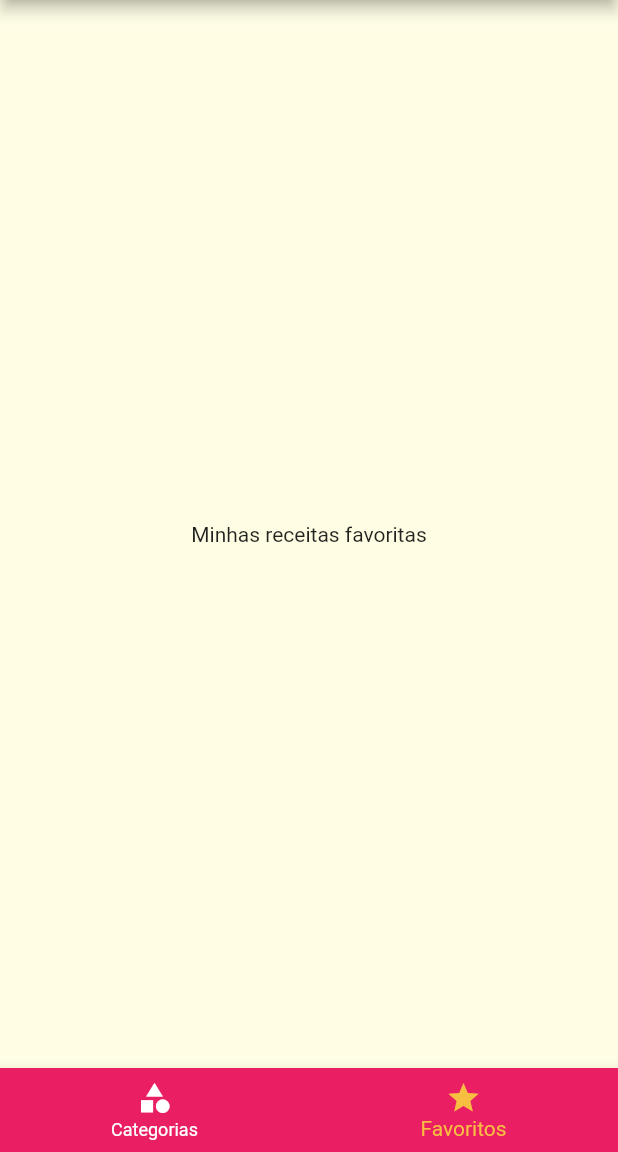
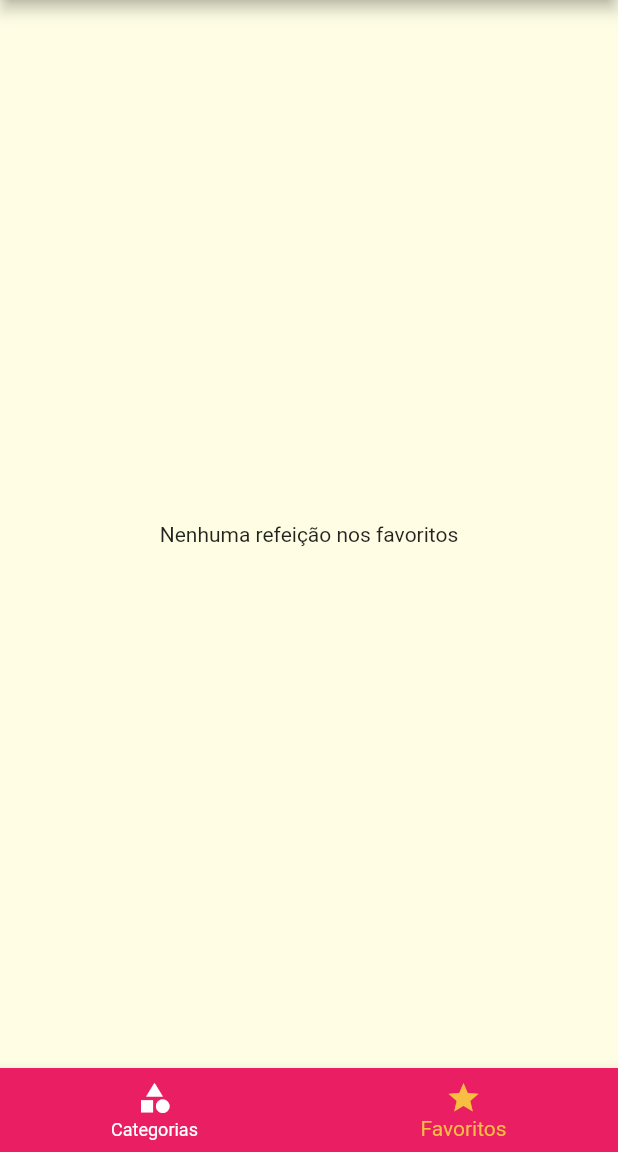
Before and after one commit to diegormb06/meals, a Flutter app: the screen it shows after launch, item 2 of the bottom bar chosen, on a phone screen of 412 x 824 dp, the part 84-1236 px from its top. Run offline on Flutter 3.47's test engine with Material 2 defaults, Android fonts, the phone set to English and light mode, and no system bars.

Commit message:
feat: i,plementada tela e funcionalidade de favoritos

```diff
--- a/lib/main.dart
+++ b/lib/main.dart
@@ -1,4 +1,3 @@
-import 'dart:developer';
 import 'dart:io';
 
 import 'package:flutter/material.dart';
@@ -26,6 +25,7 @@ class MyApp extends StatefulWidget {
 class _MyAppState extends State<MyApp> {
   Settings settings = Settings();
   List<Meal> _availableMeals = mealsData;
+  final List<Meal> _favoriteMeals = [];
 
   void _filterMeals(Settings settings) {
     setState(() {
@@ -45,10 +45,22 @@ class _MyAppState extends State<MyApp> {
     });
   }
 
+  void _toggleFavoriteMeals(Meal meal) {
+    setState(
+      () {
+        _favoriteMeals.contains(meal)
+            ? _favoriteMeals.remove(meal)
+            : _favoriteMeals.add(meal);
+      },
+    );
+  }
+
+  bool _isFavorite(Meal meal) {
+    return _favoriteMeals.contains(meal);
+  }
+
   @override
   Widget build(BuildContext context) {
-    inspect(_availableMeals);
-    inspect(settings);
     return MaterialApp(
       title: 'DeliMeals',
       theme: ThemeData(
@@ -68,10 +80,11 @@ class _MyAppState extends State<MyApp> {
             ),
       ),
       routes: {
-        AppRoutes.home: (context) => const TabsScreen(),
+        AppRoutes.home: (context) => TabsScreen(_favoriteMeals),
         AppRoutes.categoriesMeals: (context) =>
             CategoriesMealsScreen(_availableMeals),
-        AppRoutes.mealDetail: (context) => const MealDetailScreen(),
+        AppRoutes.mealDetail: (context) =>
+            MealDetailScreen(_toggleFavoriteMeals, _isFavorite),
         AppRoutes.settings: (context) => SettingsScreen(_filterMeals, settings)
       },
     );
--- a/lib/presentation/screens/favorite_meals_screen.dart
+++ b/lib/presentation/screens/favorite_meals_screen.dart
@@ -1,12 +1,23 @@
 import 'package:flutter/material.dart';
+import 'package:refeicoes/presentation/components/layout/meal_item.dart';
+
+import '../../domain/entities/meals_entity.dart';
 
 class FavoriteMealsScreen extends StatelessWidget {
-  const FavoriteMealsScreen({super.key});
+  final List<Meal> favoriteMeals;
+  const FavoriteMealsScreen(this.favoriteMeals, {super.key});
 
   @override
   Widget build(BuildContext context) {
-    return const Center(
-      child: Text("Minhas receitas favoritas"),
+    if (favoriteMeals.isEmpty) {
+      return const Center(child: Text("Nenhuma refeição nos favoritos"));
+    }
+
+    return ListView.builder(
+      itemCount: favoriteMeals.length,
+      itemBuilder: (BuildContext context, int index) {
+        return MealItem(meal: favoriteMeals[index]);
+      },
     );
   }
 }
--- a/lib/presentation/screens/tabs_screen.dart
+++ b/lib/presentation/screens/tabs_screen.dart
@@ -1,10 +1,13 @@
 import 'package:flutter/material.dart';
+import 'package:refeicoes/domain/entities/meals_entity.dart';
 import 'package:refeicoes/presentation/components/layout/main_drawer.dart';
 import 'package:refeicoes/presentation/screens/categories_screen.dart';
 import 'package:refeicoes/presentation/screens/favorite_meals_screen.dart';
 
 class TabsScreen extends StatefulWidget {
-  const TabsScreen({super.key});
+  final List<Meal> favoriteMeals;
+
+  const TabsScreen(this.favoriteMeals, {super.key});
 
   @override
   State<TabsScreen> createState() => _TabsScreenState();
@@ -12,17 +15,22 @@ class TabsScreen extends StatefulWidget {
 
 class _TabsScreenState extends State<TabsScreen> {
   int _selectedScreenIndex = 0;
+  late List<Map<String, Widget>> _screens;
 
-  final List<Map<String, Widget>> _screens = [
+  @override
+  void initState() {
+    super.initState();
+    _screens = [
       {
         'title': const Text("Categorias"),
         'screen': const CategoriesScreen(),
       },
       {
         'title': const Text("Favoritos"),
-      'screen': const FavoriteMealsScreen(),
+        'screen': FavoriteMealsScreen(widget.favoriteMeals),
       },
     ];
+  }
 
   _selectScreen(int index) {
     setState(() {
```
Also changed, not shown: lib/presentation/screens/meal_detail_screen.dart (+11 -3 lines), Screenshot_1.png (added), Screenshot_2.png (added), Screenshot_3.png (added). Lines whose indentation alone changed are shown as unchanged.
